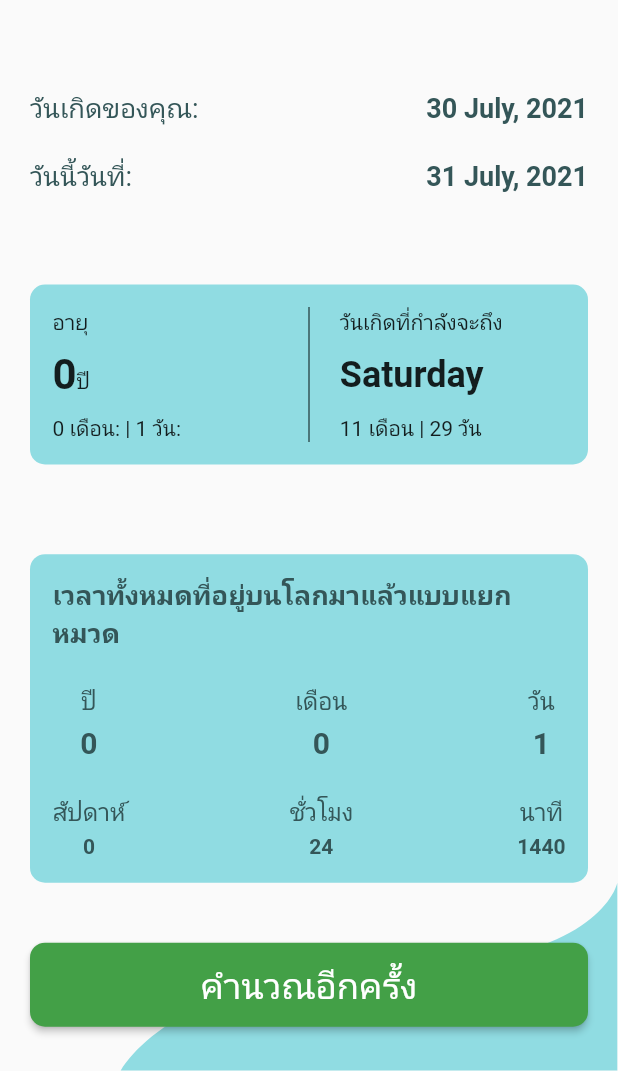
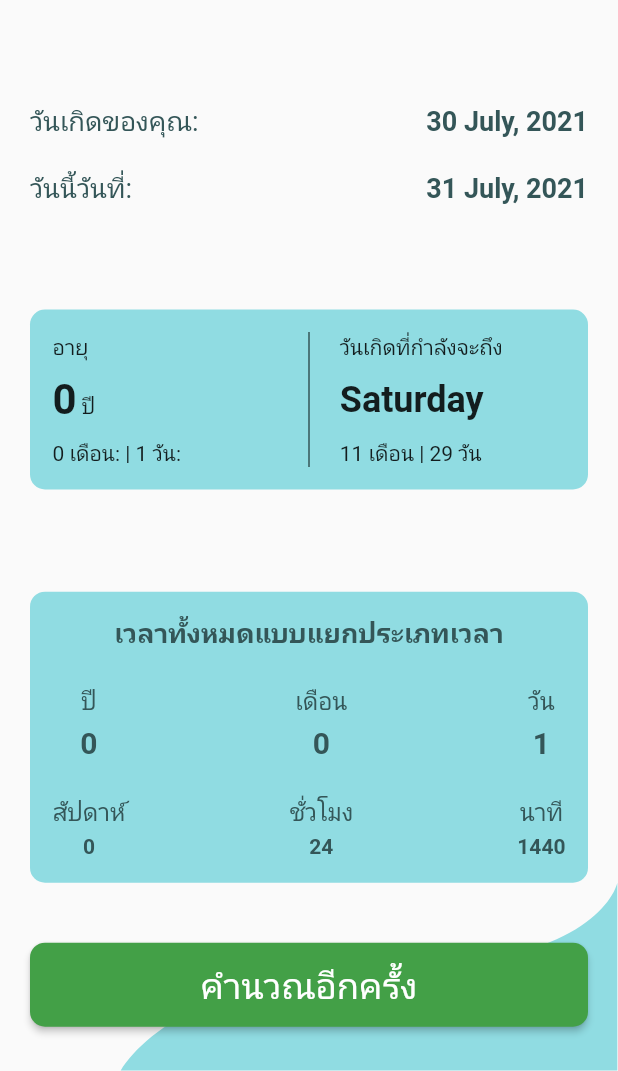
Before and after one commit to i2leO/ep4, a Flutter app: the ResultPage screen opened directly, on a phone screen of 412 x 824 dp, the part 165-1236 px from its top. Run offline on Flutter 3.47's test engine with Material 2 defaults, Android fonts, the phone set to English and light mode, and no system bars; our stand-ins replace flutter_svg.

Commit message:
Update Content by Joe

```diff
--- a/lib/views/result.dart
+++ b/lib/views/result.dart
@@ -90,7 +90,7 @@ class _ResultPageState extends State<ResultPage> {
                                         fontSize: 28),
                                   ),
                                   TextSpan(
-                                    text: 'ปี',
+                                    text: ' ปี',
                                     style: TextStyle(
                                         fontWeight: FontWeight.normal),
                                   ),
@@ -134,7 +134,7 @@ class _ResultPageState extends State<ResultPage> {
               child: Column(
                 children: [
                   Text(
-                    "เวลาทั้งหมดที่อยู่บนโลกมาแล้วแบบแยกหมวด",
+                    "เวลาทั้งหมดแบบแยกประเภทเวลา",
                     style: TextStyle(
                         color: textColor,
                         fontSize: 18,
```
